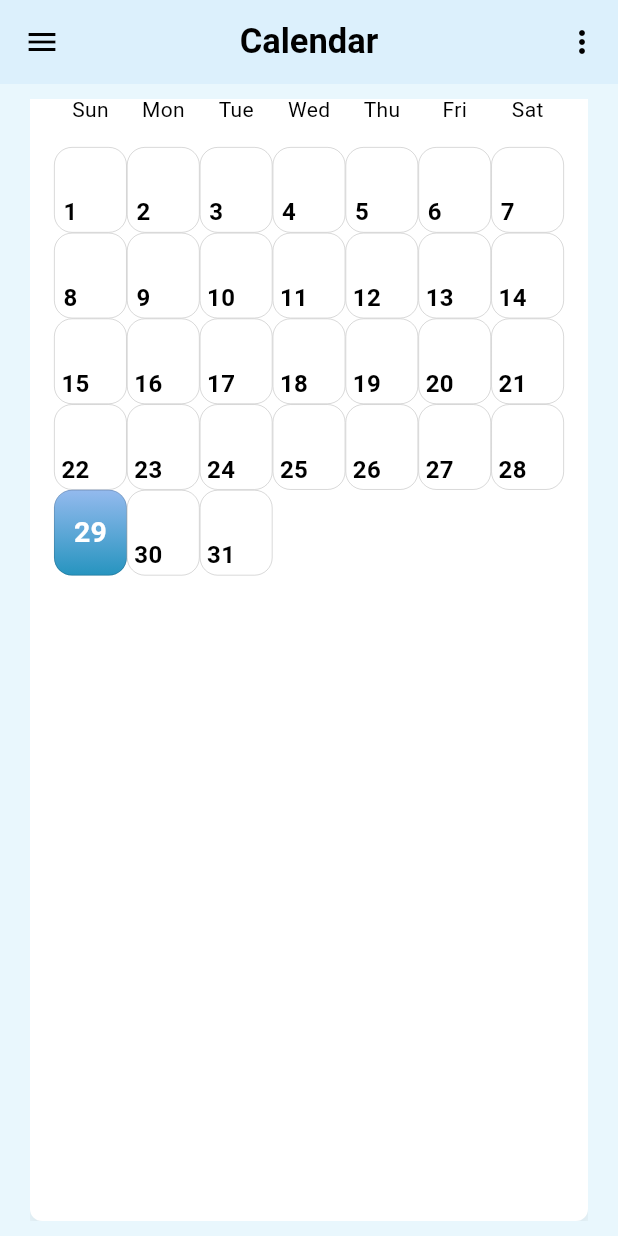
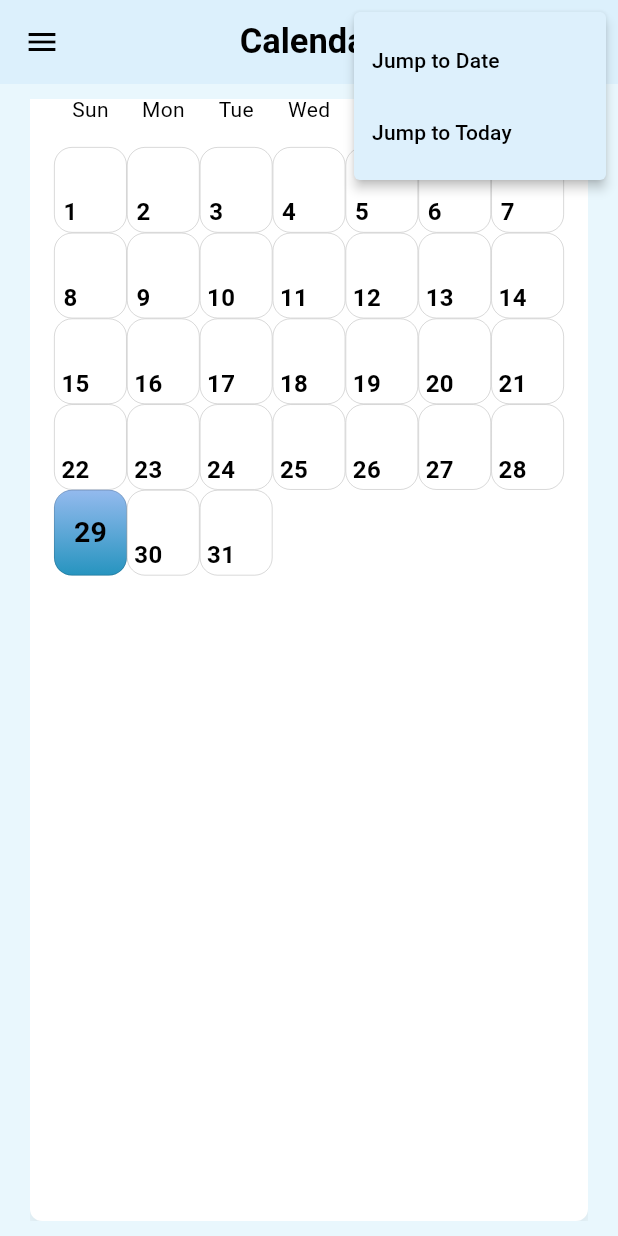
Before and after one commit to karankk-05/calendar_app_frontend, a Flutter app: the screen it shows after launch, scrolled down 89 dp, after a tap on the "more vert" icon, on a phone screen of 412 x 824 dp. Run offline on Flutter 3.47's test engine with Material 3 defaults, Android fonts, the phone set to English and light mode, and no system bars; our stand-ins replace animate_do, flutter_secure_storage; network calls fail.

Commit message:
Add menu actions and manual date dialog for calendar navigation

```diff
--- /dev/null
+++ b/Calendar_Application/lib/common/controllers/menu_controller.dart
@@ -0,0 +1,52 @@
+import 'package:calendar_application/common/widgets/manual_date_dialog.dart';
+import 'package:calendar_application/features/home/controllers/calendar_grid_controller.dart';
+import 'package:flutter/material.dart';
+import 'package:provider/provider.dart';
+
+class MenuActions extends StatelessWidget {
+  const MenuActions({Key? key, required this.theme}) : super(key: key);
+
+  final ColorScheme theme;
+
+  @override
+  Widget build(BuildContext context) {
+    return PopupMenuButton<String>(
+      color: theme.secondaryContainer,
+
+      icon: Icon(Icons.more_vert, color: theme.onSurface),
+      onSelected: (value) {
+        if (value == 'jump_to_date') {
+          _showManualDateDialog(context);
+        } else if (value == 'jump_to_today') {
+          _jumpToToday(context);
+        }
+      },
+      itemBuilder: (context) => [
+         PopupMenuItem(
+
+          value: 'jump_to_date',
+          child: Text('Jump to Date',style: TextStyle(color: theme.onSecondaryContainer),),
+        ),
+         PopupMenuItem(
+          value: 'jump_to_today',
+          child: Text('Jump to Today',style: TextStyle(color: theme.onSecondaryContainer),),
+        ),
+      ],
+    );
+  }
+
+  void _jumpToToday(BuildContext context) {
+    final controller = Provider.of<CalendarController>(context, listen: false);
+    controller.focusedDay = DateTime.now();
+    controller.fetchSlots(); // Fetch slots for the current month
+  }
+
+  void _showManualDateDialog(BuildContext context) {
+    showDialog(
+      context: context,
+      builder: (BuildContext dialogContext) {
+        return const ManualDateDialog();
+      },
+    );
+  }
+}
--- a/Calendar_Application/lib/common/widgets/common_app_bar.dart
+++ b/Calendar_Application/lib/common/widgets/common_app_bar.dart
@@ -1,5 +1,5 @@
+import 'package:calendar_application/common/controllers/menu_controller.dart';
 import 'package:flutter/material.dart';
-
 class CommonAppBar extends StatelessWidget implements PreferredSizeWidget {
   const CommonAppBar({
     super.key,
@@ -28,21 +28,11 @@ class CommonAppBar extends StatelessWidget implements PreferredSizeWidget {
           color: theme.onSurface,
         ),
         onPressed: () {
-          // Add your action for the navigation icon (e.g., opening a drawer or performing an action)
-          print("Navigation Icon Pressed");
+          // Open a drawer or any other action for the menu icon
         },
       ),
       actions: [
-        IconButton(
-          icon: Icon(
-            Icons.more_vert,
-            color: theme.onSurface,
-          ),
-          onPressed: () {
-            // Add your action for the menu icon (e.g., opening a settings menu)
-            print("Menu Icon Pressed");
-          },
-        ),
+        MenuActions(theme: theme),
       ],
     );
   }
--- a/Calendar_Application/lib/features/home/controllers/calendar_grid_controller.dart
+++ b/Calendar_Application/lib/features/home/controllers/calendar_grid_controller.dart
@@ -34,7 +34,10 @@ class CalendarController extends ChangeNotifier {
       notifyListeners();  // Notify listeners to rebuild the UI
     }
   }
-
+  set focusedDay(DateTime newDate) {
+    _focusedDay = newDate;
+    notifyListeners(); // Notify listeners of the change
+  }
   void previousMonth() {
     _focusedDay = DateTime(_focusedDay.year, _focusedDay.month - 1);
     fetchSlots();  // Fetch new slots when month changes
--- a/Calendar_Application/lib/features/home/widgets/calendar_screen.dart
+++ b/Calendar_Application/lib/features/home/widgets/calendar_screen.dart
@@ -26,15 +26,15 @@ class CalendarScreen extends StatelessWidget {
             ],
             borderRadius: BorderRadius.circular(8),
           ),
-          child: Padding(
-            padding: const EdgeInsets.all(16.0),
+          child: const Padding(
+            padding: EdgeInsets.all(16.0),
             child: Column(
               crossAxisAlignment: CrossAxisAlignment.start,  // Aligns the content to the left
               children: [
                 CalendarHeader(),
-                const SizedBox(height: 16),
+                SizedBox(height: 16),
                 CalendarDaysHeader(),
-                const SizedBox(height: 15),
+                SizedBox(height: 15),
                 // Make sure CalendarGrid doesn't take up too much space
                 CalendarGrid(),
               ],
--- a/Calendar_Application/lib/main.dart
+++ b/Calendar_Application/lib/main.dart
@@ -1,4 +1,3 @@
-import 'package:calendar_application/features/auth/screens/login_screen.dart';
 import 'package:calendar_application/features/home/controllers/calendar_grid_controller.dart';
 import 'package:calendar_application/features/home/screens/home_screen.dart';
 import 'package:calendar_application/features/slots_view/controller/slot_details_service.dart';
@@ -15,7 +14,7 @@ void main() async {
 }
 
 Future<String?> getUsernameFromStorage() async {
-  final storage = const FlutterSecureStorage();
+  const storage = FlutterSecureStorage();
   return await storage.read(key: 'username'); // Retrieve the username saved under 'username' key
 }
 
--- a/Calendar_Application/lib/themes/dark_theme.dart
+++ b/Calendar_Application/lib/themes/dark_theme.dart
@@ -7,9 +7,9 @@ class DarkTheme {
       onPrimary: Colors.white,
       primaryContainer: Color.fromARGB(255, 2, 7, 36),
       onPrimaryContainer: Color.fromARGB(255, 210, 221, 231),
-      secondary: Color(0xFF32D74B),
+      secondary: Color.fromARGB(255, 50, 119, 215),
       onSecondary: Colors.black,
-      secondaryContainer: Color(0xFF00300A),
+      secondaryContainer: Color.fromARGB(255, 30, 47, 83),
       onSecondaryContainer: Color.fromARGB(255, 236, 244, 250),
       surface: Color.fromARGB(255, 8, 15, 40),
       onSurface: Colors.white,
--- a/Calendar_Application/lib/themes/light_theme.dart
+++ b/Calendar_Application/lib/themes/light_theme.dart
@@ -10,8 +10,8 @@ class LightTheme {
       onPrimaryContainer: Color.fromARGB(255, 0, 0, 0),
       secondary: Color(0xFF32D74B),
       onSecondary: Colors.white,
-      secondaryContainer: Color.fromARGB(255, 8, 43, 156),
-      onSecondaryContainer: Color.fromARGB(255, 255, 255, 255),
+      secondaryContainer: Color.fromARGB(255, 221, 240, 252),
+      onSecondaryContainer: Color.fromARGB(255, 0, 0, 0),
       surface: Color.fromARGB(255, 233, 247, 253),
       onSurface: Colors.black,
       error: Colors.red,
```
Also changed, not shown: Calendar_Application/lib/common/widgets/manual_date_dialog.dart (added, +60 -0 lines).
